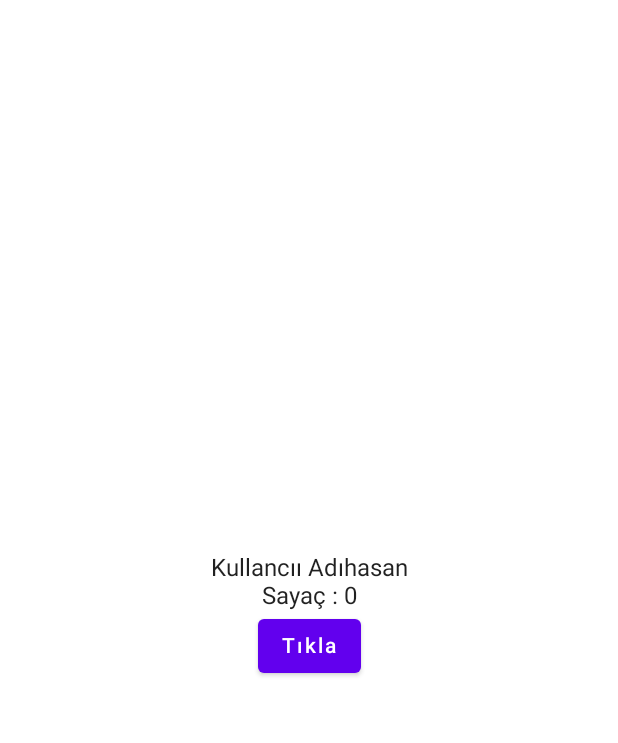
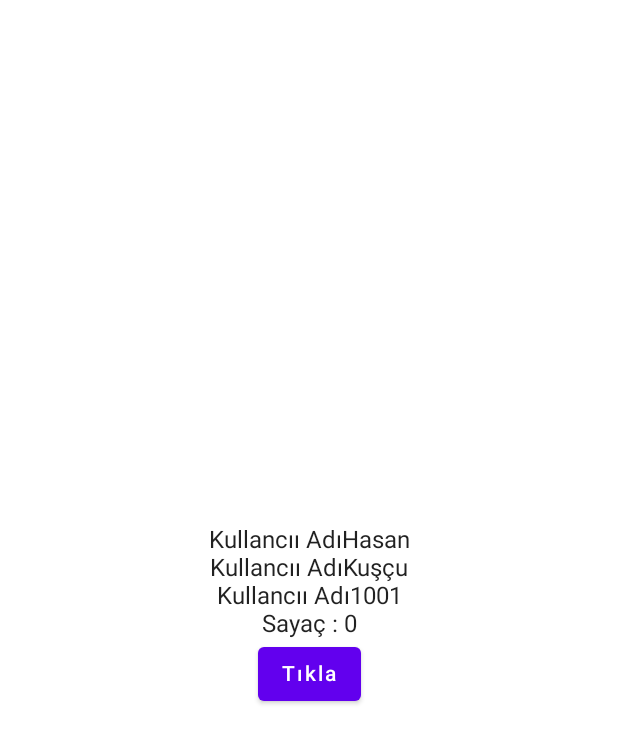
Before and after one commit to kuscuhasann/jetpackCompose2022, an Android app built with Jetpack Compose: the screen it shows after launch (MainActivity), after a tap on "Hesaplama Sayfasına Git", on a phone screen of 412 x 824 dp. Shown: the top 743 px of the screen. Run offline under Robolectric (Android 15) with nearby library versions, the phone set to English and light mode, and no system bars.

Commit message:
Object Orianted Data transfer

```diff
--- a/app/src/main/java/com/pakt_games/jetpackcompose2022/CounterPage.kt
+++ b/app/src/main/java/com/pakt_games/jetpackcompose2022/CounterPage.kt
@@ -12,7 +12,7 @@ import androidx.compose.ui.Alignment
 import androidx.compose.ui.Modifier
 
 @Composable
-fun CounterPage(customerName: String) {
+fun CounterPage(customer: Customer) {
     var counter = remember {
         mutableStateOf(0)
     }
@@ -24,7 +24,9 @@ fun CounterPage(customerName: String) {
         //Sayfaya kendini yayar.
         modifier = Modifier.fillMaxSize()
     ) {
-        Text(text ="Kullancıı Adı" + customerName)
+        Text(text ="Kullancıı Adı" + customer.customerName)
+        Text(text ="Kullancıı Adı" + customer.customerSurname)
+        Text(text ="Kullancıı Adı" + customer.customerPhone)
         Text(text ="Sayaç : ${counter.value}")
 
         Button(onClick = {
--- a/app/src/main/java/com/pakt_games/jetpackcompose2022/MainActivity.kt
+++ b/app/src/main/java/com/pakt_games/jetpackcompose2022/MainActivity.kt
@@ -25,6 +25,7 @@ import androidx.navigation.compose.NavHost
 import androidx.navigation.compose.composable
 import androidx.navigation.compose.rememberNavController
 import androidx.navigation.navArgument
+import com.google.gson.Gson
 import com.pakt_games.jetpackcompose2022.ui.theme.JetpackCompose2022Theme
 import org.intellij.lang.annotations.JdkConstants
 
@@ -52,11 +53,12 @@ fun DirectionControl() {
         composable("mainPage") {
             MainPage(navController = navController)
         }
-        composable("counterPage/{customerName}",arguments = listOf(
-            navArgument("customerName") {type = NavType.StringType }
+        composable("counterPage/{model}",arguments = listOf(
+            navArgument("model") {type = NavType.StringType }
         )) {
-            val customerName = it.arguments?.getString("customerName")!!
-            CounterPage(customerName = customerName)
+            val jsonModel = it.arguments?.getString("model")
+            val model = Gson().fromJson(jsonModel,Customer::class.java)
+            CounterPage(model)
         }
     }
 }
--- a/app/src/main/java/com/pakt_games/jetpackcompose2022/MainPage.kt
+++ b/app/src/main/java/com/pakt_games/jetpackcompose2022/MainPage.kt
@@ -10,6 +10,7 @@ import androidx.compose.ui.Alignment
 import androidx.compose.ui.Modifier
 import androidx.compose.ui.unit.sp
 import androidx.navigation.NavController
+import com.google.gson.Gson
 
 @Composable
 fun MainPage(navController: NavController) {
@@ -25,7 +26,9 @@ fun MainPage(navController: NavController) {
         Text(text ="Ana Sayfa",fontSize = 50.sp)
 
         Button(onClick = {
-            navController.navigate("counterPage/hasan") {
+            val customerModel = Customer(1, "Hasan", "Kuşçu", 1001)
+            val customerJson = Gson().toJson(customerModel)
+            navController.navigate("counterPage/$customerJson") {
                 popUpTo("mainPage") { inclusive = true }
             }
         }) {
```
